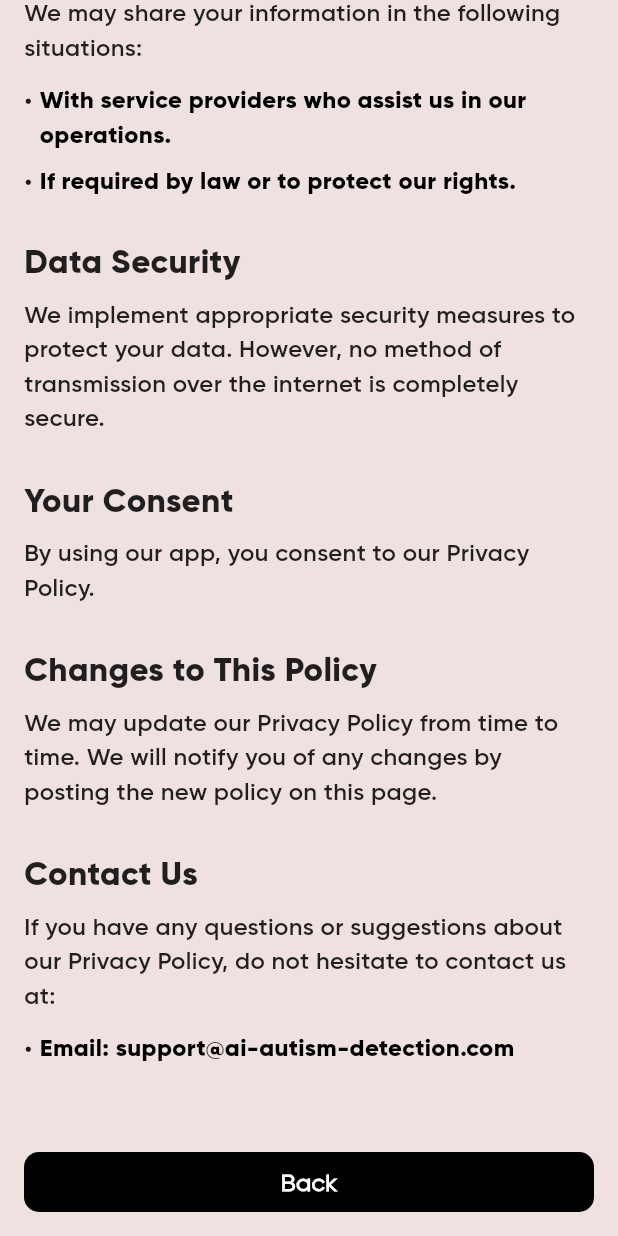
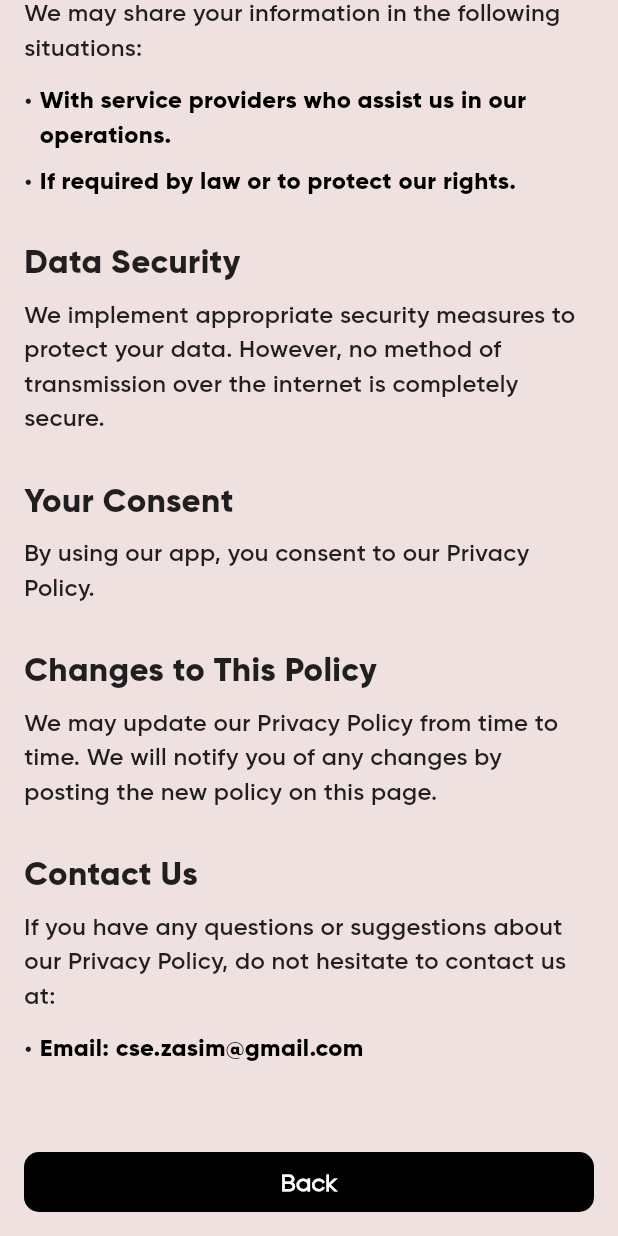
Before and after one commit to faisal-shohag/Autism-Spectrum-Disorder_Flutter_ML, a Flutter app: the Privacy screen opened directly, scrolled down 890 dp, on a phone screen of 412 x 824 dp. Run offline on Flutter 3.47's test engine with Material 3 defaults, Android fonts, the light colour scheme and no system bars; our stand-ins replace awesome_dialog, cloud_firestore, custom_radio_grouped_button, dio, dotted_line, dropdown_textfield and 11 more; missing offline and left inert: carousel_slider_plus, simple_ripple_animation, syncfusion_flutter_pdfviewer; accounts and stored records are empty; network calls fail.

Commit message:
fixed profile buttons

```diff
--- a/lib/screens/agreement/privacy_policy.dart
+++ b/lib/screens/agreement/privacy_policy.dart
@@ -77,7 +77,7 @@ class Privacy extends StatelessWidget {
             _buildSectionTitle('Contact Us'),
             _buildSectionContent(
                 'If you have any questions or suggestions about our Privacy Policy, do not hesitate to contact us at:'),
-            _buildBulletPoint('Email: support@ai-autism-detection.com'),
+            _buildBulletPoint('Email: cse.zasim@gmail.com'),
             const SizedBox(height: 50),
             Center(
                 child: GestureDetector(
--- a/lib/screens/agreement/terms_of_use.dart
+++ b/lib/screens/agreement/terms_of_use.dart
@@ -74,7 +74,7 @@ class Terms extends StatelessWidget {
             _buildSectionTitle('Contact Us'),
             _buildSectionContent(
                 'If you have any questions or suggestions about our Terms of Use, do not hesitate to contact us at:'),
-            _buildBulletPoint('Email: support@ai-autism-detection.com'),
+            _buildBulletPoint('Email: cse.zasim@gmail.com'),
             const SizedBox(height: 50),
             Center(
                 child: GestureDetector(
--- a/lib/screens/home.dart
+++ b/lib/screens/home.dart
@@ -458,7 +458,7 @@ class _HomeTabState extends State<HomeTab> {
                         builder: (context) => BlogDetails(
                           title: 'What is autism?',
                           img:
-                              'https://carmenbpingree.com/wp-content/uploads/2020/07/Screen-Shot-2020-07-13-at-4.30.12-PM.png',
+                              'https://i.postimg.cc/MKDfh3QP/Whats-App-Image-2024-12-08-at-14-08-35-7ca8e10c.jpg',
                           pageData: autism,
                           author: 'AutismSpeaks',
                           designation: 'Organization',
--- a/lib/screens/profile.dart
+++ b/lib/screens/profile.dart
@@ -292,7 +292,7 @@ class _ProfileState extends State<Profile> {
                               builder: (context) => const InfoEdit()));
                         },
                         child: FlexButton(
-                          width: 130,
+                          width: 140,
                           prefixIcon: Remix.edit_box_line,
                           buttonText: 'Edit Profile',
                           buttonColor: Colors.green,
@@ -304,7 +304,7 @@ class _ProfileState extends State<Profile> {
                           pickFromFile();
                         },
                         child: FlexButton(
-                          width: 130,
+                          width: 140,
                           prefixIcon: Remix.camera_3_fill,
                           buttonText: 'Photo',
                           buttonColor: Colors.pink,
```
